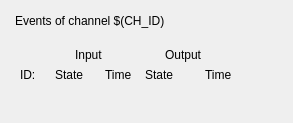
Before: the Qt Designer form qt/ecmcEL1259_EV1.ui in paulscherrerinstitute/ecmccfg, drawn with Qt 5.
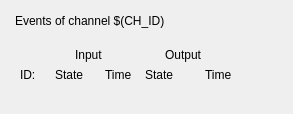
After: the same form once the commit is applied. Custom widgets are drawn as their Qt base class.

The edit to the form file:
```diff
--- a/qt/ecmcEL1259_EV1.ui
+++ b/qt/ecmcEL1259_EV1.ui
@@ -7,7 +7,7 @@
     <x>0</x>
     <y>0</y>
     <width>293</width>
-    <height>123</height>
+    <height>114</height>
    </rect>
   </property>
   <property name="windowTitle">
```
Left out of the diff: 2 changed lines with no effect on the pictures.
